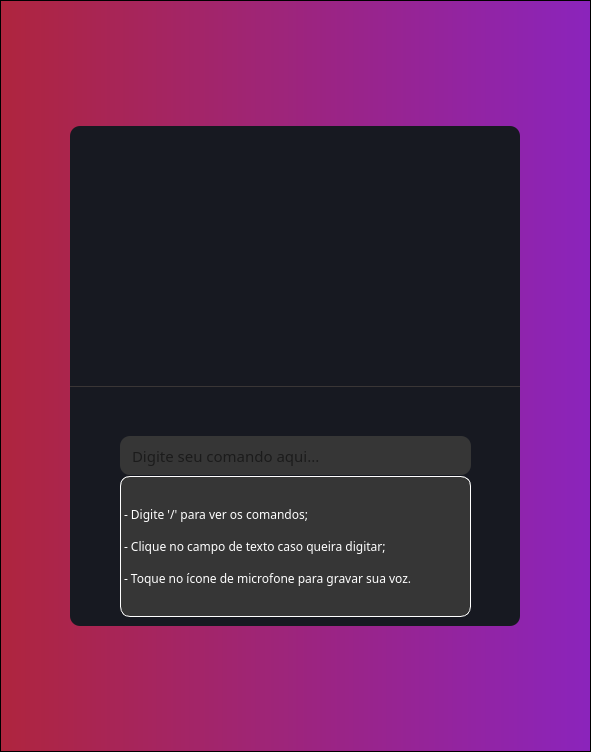
Above: testes/_TESTE/untitled.ui from FariasMarina/Minerva before the change. Below: the same form after it.
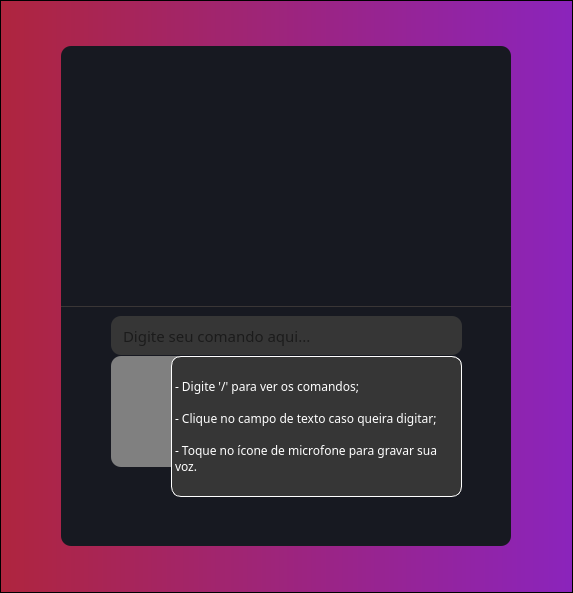
That is the form after the change. Icons and pictures are not drawn.

Commit message: interface e letras

```diff
--- a/testes/_TESTE/untitled.ui
+++ b/testes/_TESTE/untitled.ui
@@ -6,8 +6,8 @@
    <rect>
     <x>0</x>
     <y>0</y>
-    <width>591</width>
-    <height>752</height>
+    <width>573</width>
+    <height>593</height>
    </rect>
   </property>
   <property name="windowTitle">
@@ -89,11 +89,16 @@
           <property name="geometry">
            <rect>
             <x>50</x>
-            <y>350</y>
+            <y>310</y>
             <width>351</width>
-            <height>61</height>
+            <height>111</height>
            </rect>
           </property>
+          <property name="font">
+           <font>
+            <pointsize>11</pointsize>
+           </font>
+          </property>
           <property name="styleSheet">
            <string notr="true">background-color:gray;</string>
           </property>
@@ -105,7 +110,7 @@
           <property name="geometry">
            <rect>
             <x>50</x>
-            <y>310</y>
+            <y>270</y>
             <width>351</width>
             <height>39</height>
            </rect>
@@ -282,9 +287,9 @@
          <widget class="QLabel" name="label">
           <property name="geometry">
            <rect>
-            <x>50</x>
-            <y>350</y>
-            <width>351</width>
+            <x>110</x>
+            <y>310</y>
+            <width>291</width>
             <height>141</height>
            </rect>
           </property>
```
Left out of the diff: 5 changed lines with no effect on the pictures. The commit also changes 6 other files.
